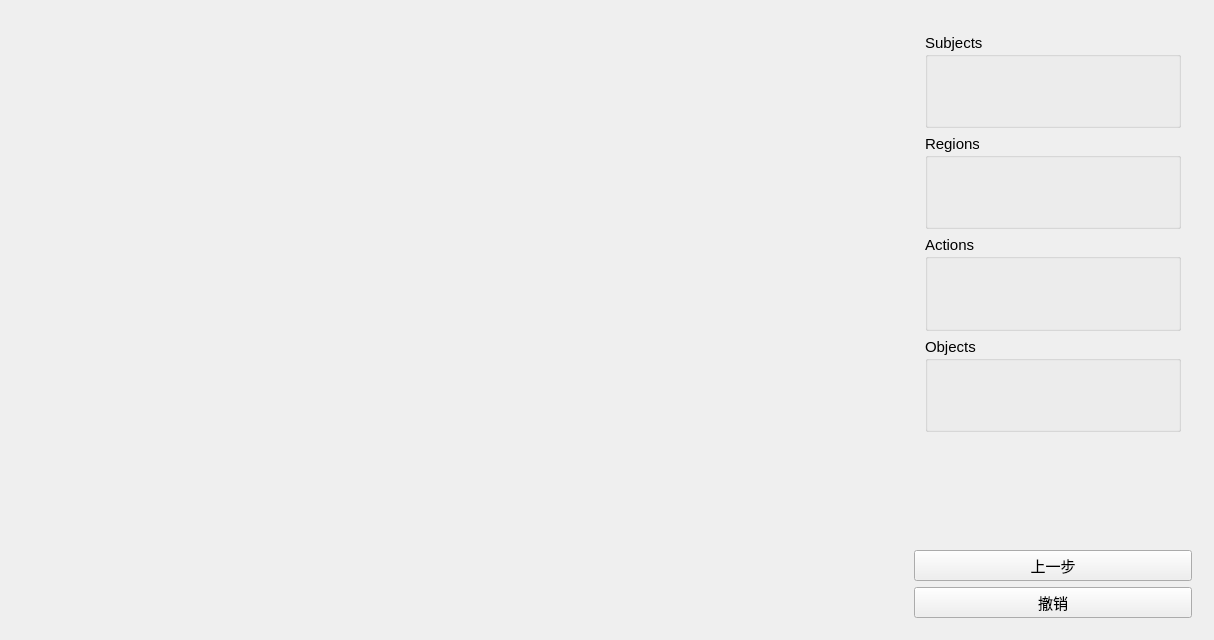
Old version of the form mainwidget.ui in the repository zonekey/img_classifier_prepare.
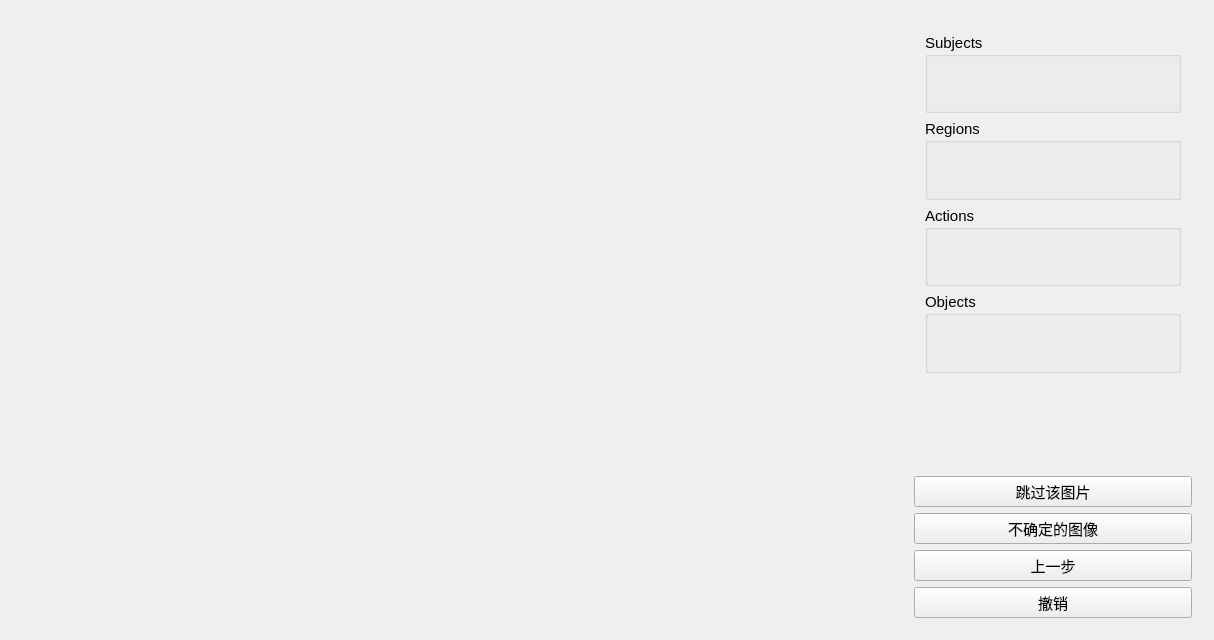
New version of the form.

What changed in the file:
```diff
--- a/mainwidget.ui
+++ b/mainwidget.ui
@@ -77,6 +77,20 @@
             </layout>
            </widget>
           </item>
+          <item>
+           <widget class="QPushButton" name="pushButton_skip">
+            <property name="text">
+             <string>跳过该图片</string>
+            </property>
+           </widget>
+          </item>
+          <item>
+           <widget class="QPushButton" name="pushButton_confused">
+            <property name="text">
+             <string>不确定的图像</string>
+            </property>
+           </widget>
+          </item>
           <item>
            <widget class="QPushButton" name="pushButton_prev">
             <property name="text">
```
